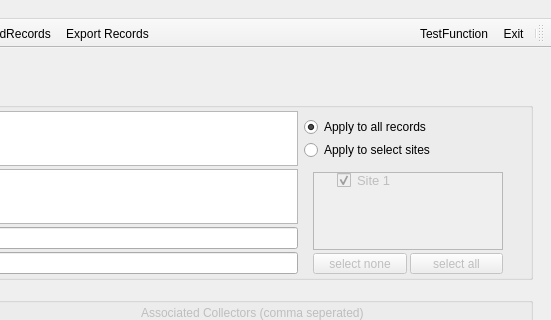
Qt form ui/TestUI.ui (CapPow/collBook) before a commit; both pictures show x 395 to 946 and y 0 to 320 of the 946 by 686 pixel window.
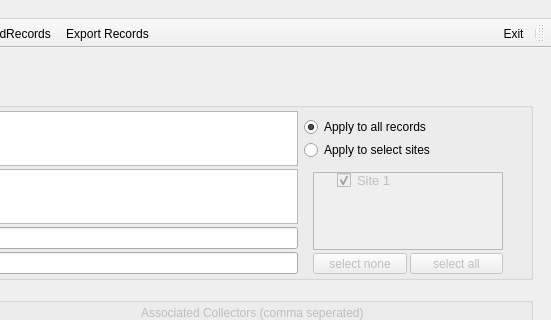
The same form after that commit. Icons and pictures are not drawn. Custom widgets are drawn as their Qt base class.

The edit to the form file:
```diff
--- a/ui/TestUI.ui
+++ b/ui/TestUI.ui
@@ -1541,7 +1541,6 @@
    </attribute>
    <addaction name="separator"/>
    <addaction name="action_Exit"/>
-   <addaction name="actionTestFunction"/>
   </widget>
   <widget class="QStatusBar" name="statusbar"/>
   <action name="action_Open">
```
